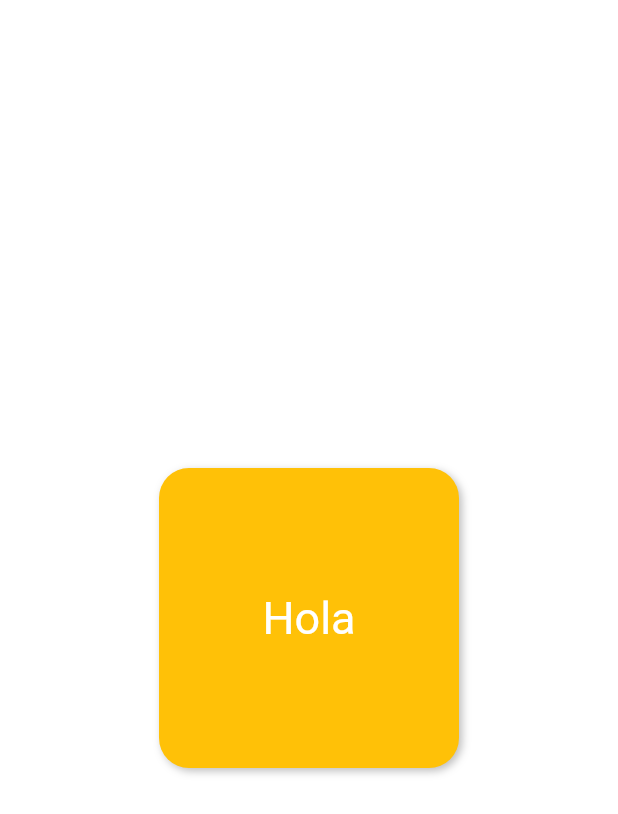
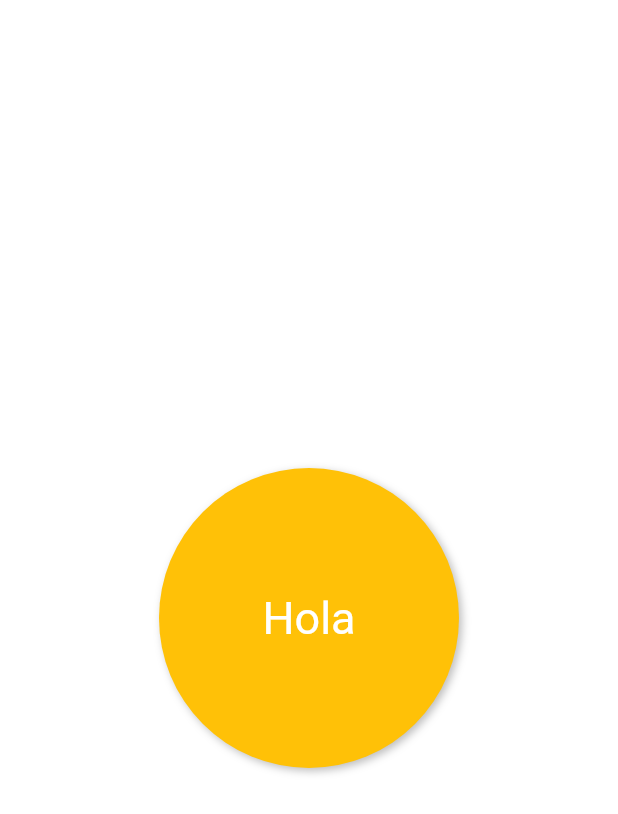
Before and after one commit to daironpf/aprendiendo-dart-y-flutter, a Flutter app: the screen it shows after launch, on a phone screen of 412 x 824 dp. Shown: the top 814 px of the screen. Run offline on Flutter 3.47's test engine with Material 3 defaults, Android fonts, the phone set to English and light mode, and no system bars.

Commit message:
forma circular

```diff
--- a/flutter_application_1/lib/pages/ContainerPage.dart
+++ b/flutter_application_1/lib/pages/ContainerPage.dart
@@ -9,12 +9,13 @@ class Containerpage extends StatelessWidget {
       style: TextStyle(fontSize: 30.0),
       child: Center(
         child: Container(
+          // al tener el alto y ancho iguales es un cuadrado y al aumentar el borderRadius a la mitad del ancho o alto se vuelve un circulo
           width: 200.0,
           height: 200.0,
           alignment: Alignment.center, //alinea los widgets child
           decoration: const BoxDecoration(
             color: Colors.amber,
-            borderRadius: BorderRadius.all(Radius.circular(20.0)),
+            borderRadius: BorderRadius.all(Radius.circular(100.0)),
             boxShadow: [
               BoxShadow(
                 color: Colors.black26,
```
